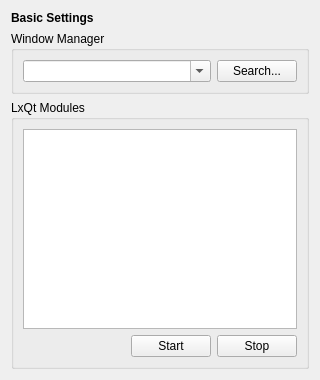
First picture: the form in lxqt-config-session/basicsettings.ui, repository lxqt/lxqt-session, before the edit.
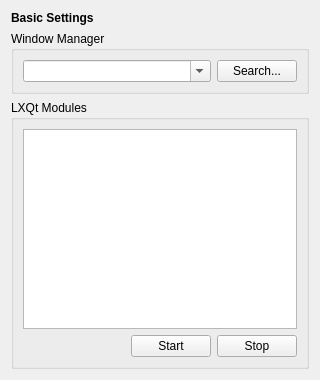
Second picture: the form after the edit.

Commit message: Update LXQt Session Settings title

Diff of the .ui file:
```diff
--- a/lxqt-config-session/basicsettings.ui
+++ b/lxqt-config-session/basicsettings.ui
@@ -56,7 +56,7 @@
    <item row="2" column="0">
     <widget class="QGroupBox" name="groupBox_2">
      <property name="title">
-      <string>LxQt Modules</string>
+      <string>LXQt Modules</string>
      </property>
      <layout class="QGridLayout" name="gridLayout">
       <item row="1" column="1">
```
The commit also changes 1 other file.
